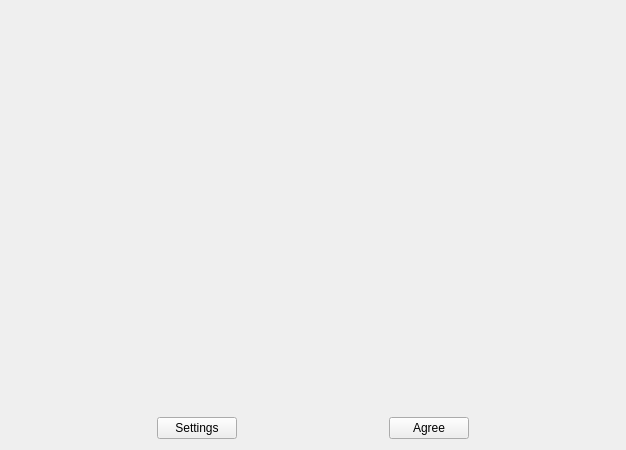
Before: the Qt Designer form src/gui/wizard/dataprotectionpage.ui in IONOS-Productivity/nc-desktop, drawn with Qt 5.
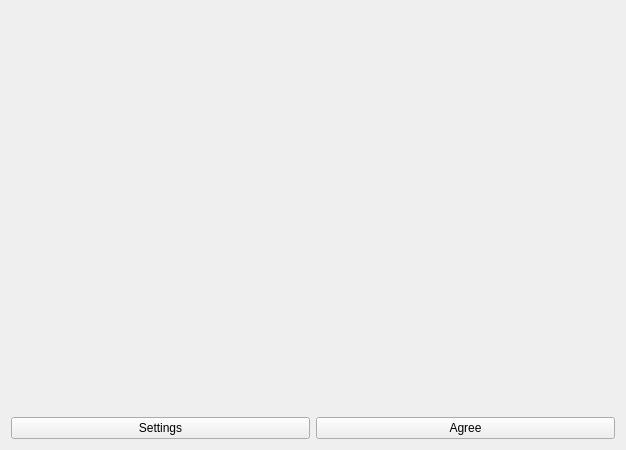
After: the same form once the commit is applied.

Commit message: SES-352 remove fixed sizes so buttons will size dynamically

The edit to the form file:
```diff
--- a/src/gui/wizard/dataprotectionpage.ui
+++ b/src/gui/wizard/dataprotectionpage.ui
@@ -34,12 +34,6 @@
                 <layout class="QHBoxLayout" name="buttonLayout">
                     <item>
                         <widget class="QPushButton" name="settingsButton">
-                            <property name="maximumSize">
-                                <size>
-                                    <width>80</width>
-                                    <height>16777215</height>
-                                </size>
-                            </property>
                             <property name="text">
                                 <string>Settings</string>
                             </property>
@@ -47,12 +41,6 @@
                     </item>
                     <item>
                         <widget class="QPushButton" name="agreeButton">
-                            <property name="maximumSize">
-                                <size>
-                                    <width>80</width>
-                                    <height>16777215</height>
-                                </size>
-                            </property>
                             <property name="text">
                                 <string>Agree</string>
                             </property>
```
The commit also changes 3 other files.
